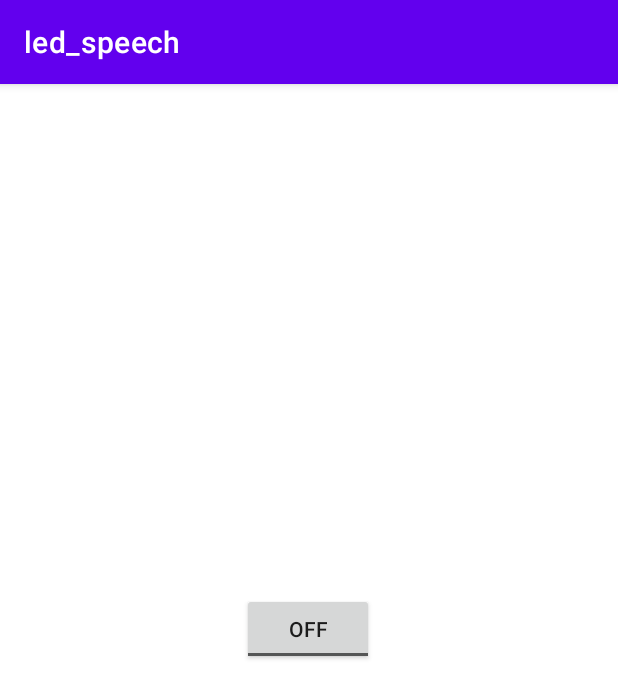
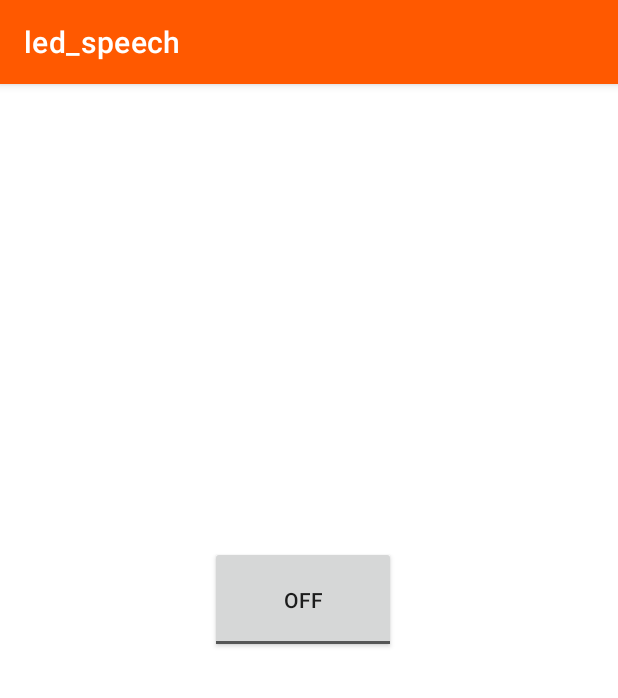
Before and after one commit to LambdaGaming/FastLED_Experiments, an Android app: the screen it shows after launch (MainActivity), on a phone screen of 412 x 824 dp. Shown: the top 698 px of the screen. Run offline under Robolectric (Android 15) with nearby library versions, the phone set to English and light mode, and no system bars.

Commit message:
Theme tweaks

```diff
--- a/led_speech/app/src/main/res/layout/activity_main.xml
+++ b/led_speech/app/src/main/res/layout/activity_main.xml
@@ -8,10 +8,10 @@
 
     <ToggleButton
         android:id="@+id/toggleButton"
-        android:layout_width="wrap_content"
-        android:layout_height="wrap_content"
-        android:layout_marginStart="161dp"
-        android:layout_marginTop="339dp"
+        android:layout_width="124dp"
+        android:layout_height="71dp"
+        android:layout_marginStart="140dp"
+        android:layout_marginTop="308dp"
         android:text="ToggleButton"
         app:layout_constraintStart_toStartOf="parent"
         app:layout_constraintTop_toTopOf="parent" />
@@ -20,8 +20,8 @@
         android:id="@+id/textView"
         android:layout_width="wrap_content"
         android:layout_height="wrap_content"
-        android:layout_marginStart="175dp"
-        android:layout_marginTop="395dp"
+        android:layout_marginStart="204dp"
+        android:layout_marginTop="392dp"
         android:text=""
         app:layout_constraintStart_toStartOf="parent"
         app:layout_constraintTop_toTopOf="parent" />
--- a/led_speech/app/src/main/res/values/colors.xml
+++ b/led_speech/app/src/main/res/values/colors.xml
@@ -1,10 +1,7 @@
 <?xml version="1.0" encoding="utf-8"?>
 <resources>
-    <color name="purple_200">#FFBB86FC</color>
-    <color name="purple_500">#FF6200EE</color>
-    <color name="purple_700">#FF3700B3</color>
-    <color name="teal_200">#FF03DAC5</color>
-    <color name="teal_700">#FF018786</color>
     <color name="black">#FF000000</color>
     <color name="white">#FFFFFFFF</color>
+    <color name="lambdaorange">#FF5900</color>
+    <color name="lambdablue">#000011</color>
 </resources>
--- a/led_speech/app/src/main/res/values/themes.xml
+++ b/led_speech/app/src/main/res/values/themes.xml
@@ -2,13 +2,13 @@
     <!-- Base application theme. -->
     <style name="Theme.Led_speech" parent="Theme.MaterialComponents.DayNight.DarkActionBar">
         <!-- Primary brand color. -->
-        <item name="colorPrimary">@color/purple_500</item>
-        <item name="colorPrimaryVariant">@color/purple_700</item>
-        <item name="colorOnPrimary">@color/white</item>
+        <item name="colorPrimary">@color/lambdaorange</item>
+        <item name="colorPrimaryVariant">@color/lambdaorange</item>
+        <item name="colorOnPrimary">@color/black</item>
         <!-- Secondary brand color. -->
-        <item name="colorSecondary">@color/teal_200</item>
-        <item name="colorSecondaryVariant">@color/teal_700</item>
-        <item name="colorOnSecondary">@color/black</item>
+        <item name="colorSecondary">@color/lambdablue</item>
+        <item name="colorSecondaryVariant">@color/lambdablue</item>
+        <item name="colorOnSecondary">@color/white</item>
         <!-- Status bar color. -->
         <item name="android:statusBarColor" tools:targetApi="l">?attr/colorPrimaryVariant</item>
         <!-- Customize your theme here. -->
```
Also changed, not shown: led_speech/app/src/main/java/com/lambdagaming/led_speech/MainActivity.kt (+16 -41 lines).
